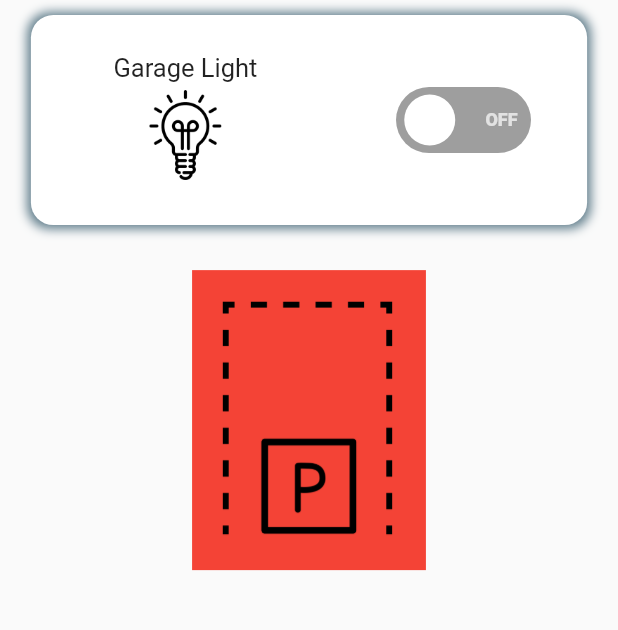
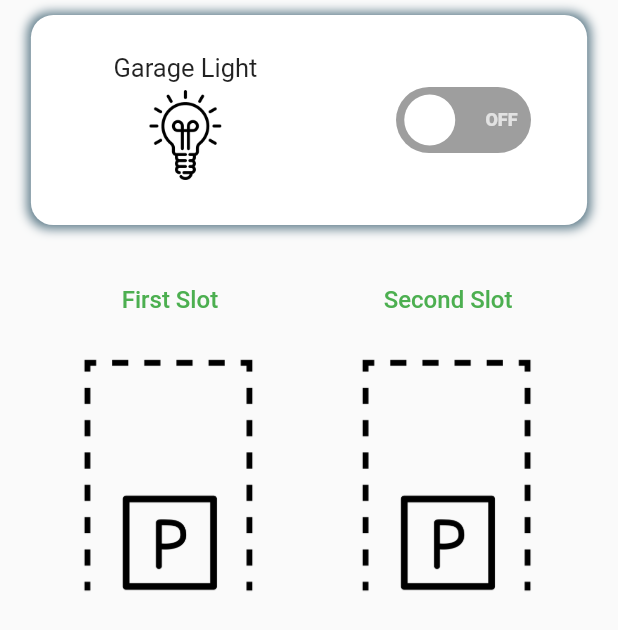
Before and after one commit to HB-Leang/IoT-Smart-Home-Control, a Flutter app: the GarageScreen widget shown alone on an empty page, opened directly, on a phone screen of 412 x 824 dp. Shown: the top 630 px of the screen. Run offline on Flutter 3.47's test engine with Material 3 defaults, Android fonts, the phone set to English and light mode, and no system bars; drawn by our look-alikes of flutter_switch; our stand-ins replace another_flutter_splash_screen, awesome_bottom_bar, awesome_notifications, buttons_tabbar, firebase_core, firebase_database and 3 more; missing offline and left inert: dart:ffi; accounts and stored records are empty; network calls fail; project files that could hold a hidden picture were left out.

Commit message:
code commit

```diff
--- a/lib/controllers/database_controller.dart
+++ b/lib/controllers/database_controller.dart
@@ -8,7 +8,6 @@ import 'package:smart_home_control/controllers/notification_controller.dart';
 import 'package:smart_home_control/controllers/sensor_controller.dart';
 import 'package:smart_home_control/views/error_screen.dart';
 import 'package:smart_home_control/views/home_page.dart';
-import 'package:smart_home_control/views/homescreen.dart';
 
 class DatabaseController extends GetxController {
   bool isConected = false;
@@ -38,7 +37,7 @@ class DatabaseController extends GetxController {
       if (isConected == true) {
         Get.offAll(() => HomePage());
       } else {
-        Get.offAll(() => ErrorConnect());
+        Get.offAll(() => const ErrorConnect());
       }
     });
   }
@@ -119,6 +118,7 @@ class DatabaseController extends GetxController {
     lightController.kitchen.value = values['kitchen'];
     lightController.livingRoom.value = values['livingRoom'];
     lightController.garageFront.value = values['garageFront'];
+    lightController.frontDoor.value = values['frontDoor'];
   }
 
   void getSensorValue(DatabaseEvent snap) {
@@ -144,6 +144,8 @@ class DatabaseController extends GetxController {
     if (values['rain'] == 1) {
       notificationController.rainNotification();
     }
+    sensorController.car1.value = values['car1'];
+    sensorController.car2.value = values['car2'];
   }
 
   void getActuatorsValue(DatabaseEvent snap) {
--- a/lib/controllers/light_controller.dart
+++ b/lib/controllers/light_controller.dart
@@ -10,6 +10,7 @@ class LightController extends GetxController {
   RxInt kitchen = 0.obs;
   RxInt livingRoom = 0.obs;
   RxInt garageFront = 0.obs;
+  RxInt frontDoor = 0.obs;
   DatabaseReference lightPath =
       FirebaseDatabase.instance.ref().child('smart-home/light');
 
@@ -25,6 +26,7 @@ class LightController extends GetxController {
       'kitchen': kitchen,
       'livingRoom': livingRoom,
       'garageFront': garageFront,
+      'frontDoor': frontDoor,
     };
   }
 
--- a/lib/controllers/sensor_controller.dart
+++ b/lib/controllers/sensor_controller.dart
@@ -6,4 +6,6 @@ class SensorController extends GetxController {
   RxInt flame = 0.obs;
   RxInt gas = 0.obs;
   RxInt rain = 0.obs;
+  RxInt car1 = 0.obs;
+  RxInt car2 = 0.obs;
 }
--- a/lib/views/about_us_screen.dart
+++ b/lib/views/about_us_screen.dart
@@ -30,7 +30,7 @@ class AboutUsScreen extends StatelessWidget {
       name: "Ho Daneng",
       description: "null too",
       position: "Member",
-      img: "assets/images/veng_rocky.jpg",
+      img: "assets/images/ho_daneng.jpg",
     ),
     Member(
       name: "Ho Lydavid",
@@ -69,47 +69,7 @@ class AboutUsScreen extends StatelessWidget {
                 itemBuilder: (context, index) => GroupMemberCard(
                   member: groupMembers[index],
                 ),
-              )
-              // GroupMemberCard(
-              //   member: Member(
-              //     name: "Heng Kakada",
-              //     description: "Developer",
-              //     position: "Team Leader",
-              //     img: "assets/images/heng_kakada.jpg",
-              //   ),
-              // ),
-              // GroupMemberCard(
-              //   member: Member(
-              //     name: "Houy Norin",
-              //     description: "Som null sin",
-              //     position: "Member",
-              //     img: "assets/images/bro_rin.jpg",
-              //   ),
-              // ),
-              // GroupMemberCard(
-              //   member: Member(
-              //     name: "Veng Rocky",
-              //     description: "null too",
-              //     position: "Member",
-              //     img: "assets/images/veng_rocky.jpg",
-              //   ),
-              // ),
-              // GroupMemberCard(
-              //   member: Member(
-              //     name: "Ho Daneng",
-              //     description: "null too",
-              //     position: "Member",
-              //     img: "assets/images/veng_rocky.jpg",
-              //   ),
-              // ),
-              // GroupMemberCard(
-              //   member: Member(
-              //     name: "Ho Lydavid",
-              //     description: "Bro do nothing",
-              //     position: "Member",
-              //     img: "assets/images/ho_lydavid.jpg",
-              //   ),
-              // ),
+              ),
             ],
           ),
         ),
--- a/lib/views/garage_screen.dart
+++ b/lib/views/garage_screen.dart
@@ -1,5 +1,4 @@
 import 'package:flutter/material.dart';
-import 'package:flutter/widgets.dart';
 import 'package:get/get.dart';
 import 'package:smart_home_control/controllers/database_controller.dart';
 
@@ -33,11 +32,89 @@ class GarageScreen extends StatelessWidget {
               const SizedBox(
                 height: 30,
               ),
-              Container(
-                height: 200,
-                color: Colors.red,
-                child: Image.asset("assets/icons/parking-available.png"),
-              )
+              SizedBox(
+                width: MediaQuery.of(context).size.width * 0.9,
+                height: MediaQuery.of(context).size.height * 0.3,
+                // color: Colors.red,
+                child: Row(
+                  children: [
+                    Expanded(
+                      flex: 1,
+                      child: Padding(
+                        padding: const EdgeInsets.symmetric(vertical: 10.0),
+                        child: Obx(
+                          () => Column(
+                            children: [
+                              Text(
+                                "First Slot",
+                                style: TextStyle(
+                                  fontWeight: FontWeight.w500,
+                                  fontSize: 16,
+                                  color: databaseController
+                                              .sensorController.car1.value ==
+                                          1
+                                      ? Colors.red
+                                      : Colors.green,
+                                ),
+                              ),
+                              const SizedBox(
+                                height: 10.0,
+                              ),
+                              Expanded(
+                                child:
+                                    databaseController
+                                                .sensorController.car1.value ==
+                                            1
+                                        ? Image.asset(
+                                            "assets/icons/parking-not-available.png")
+                                        : Image.asset(
+                                            "assets/icons/parking-available.png"),
+                              ),
+                            ],
+                          ),
+                        ),
+                      ),
+                    ),
+                    Expanded(
+                      flex: 1,
+                      child: Padding(
+                        padding: const EdgeInsets.symmetric(vertical: 10.0),
+                        child: Obx(
+                          () => Column(
+                            children: [
+                              Text(
+                                "Second Slot",
+                                style: TextStyle(
+                                  fontWeight: FontWeight.w500,
+                                  fontSize: 16,
+                                  color: databaseController
+                                              .sensorController.car2.value ==
+                                          1
+                                      ? Colors.red
+                                      : Colors.green,
+                                ),
+                              ),
+                              const SizedBox(
+                                height: 10.0,
+                              ),
+                              Expanded(
+                                child:
+                                    databaseController
+                                                .sensorController.car2.value ==
+                                            1
+                                        ? Image.asset(
+                                            "assets/icons/parking-not-available.png")
+                                        : Image.asset(
+                                            "assets/icons/parking-available.png"),
+                              ),
+                            ],
+                          ),
+                        ),
+                      ),
+                    ),
+                  ],
+                ),
+              ),
             ],
           )
         ],
```
Also changed, not shown: assets/images/heng_kakada.jpg, assets/images/ho_daneng.jpg (added).
